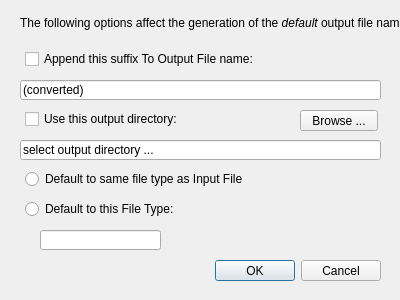
jniemann66/ferocious, file ferocious/outputfileoptions_dialog.ui: the form before one commit.
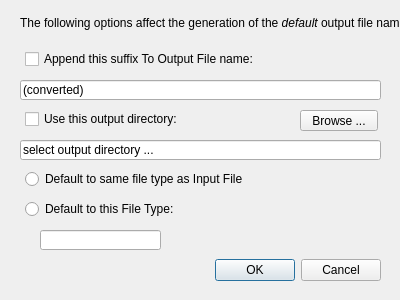
The form after the commit. Icons and pictures are not drawn.

Commit message: fixed height of dialog buttons in Output File Options Dialog

Patch:
```diff
--- a/ferocious/outputfileoptions_dialog.ui
+++ b/ferocious/outputfileoptions_dialog.ui
@@ -38,11 +38,17 @@
    <property name="geometry">
     <rect>
      <x>40</x>
-     <y>260</y>
+     <y>250</y>
      <width>341</width>
-     <height>21</height>
+     <height>41</height>
     </rect>
    </property>
+   <property name="minimumSize">
+    <size>
+     <width>0</width>
+     <height>30</height>
+    </size>
+   </property>
    <property name="font">
     <font>
      <stylestrategy>PreferAntialias</stylestrategy>
```
